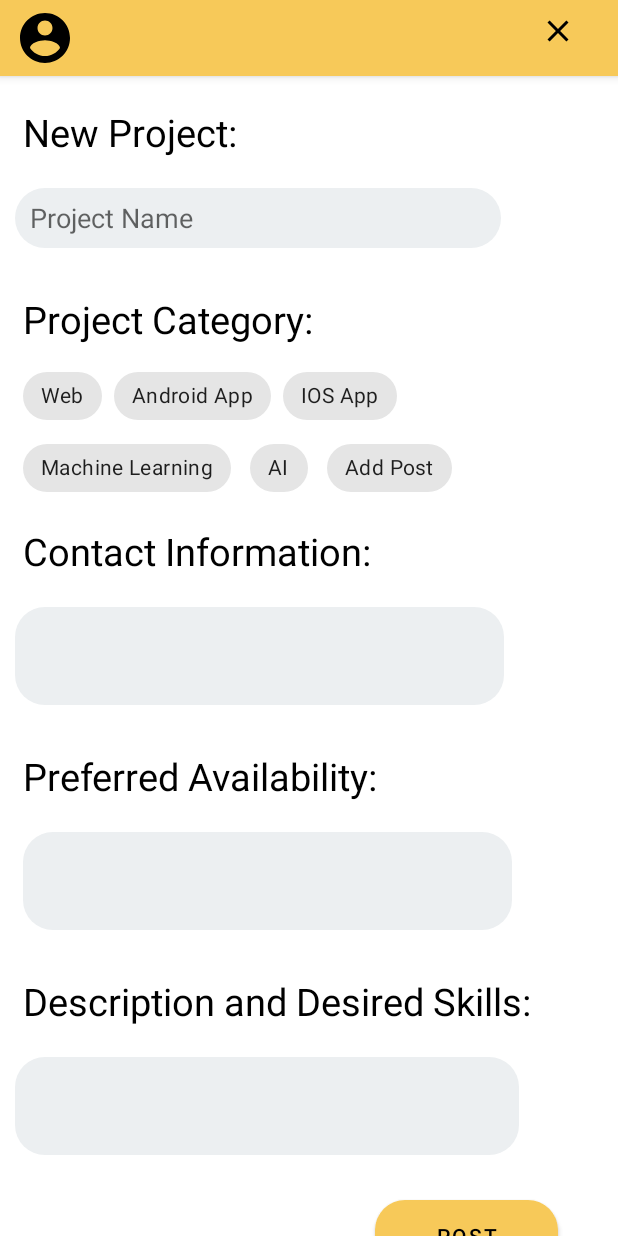
After one commit to HariSrinivasan14/Assembee, an Android app: the Add_Post screen opened directly, with no data from a screen before it, on a phone screen of 412 x 824 dp. The commit adds this screen. Run offline under Robolectric (Android 15) with nearby library versions, the phone set to English and light mode, and no system bars.

Commit message:
finished the UI for adding post

```diff
--- /dev/null
+++ b/Project/app/src/main/java/com/example/assembee/Add_Post.kt
@@ -0,0 +1,18 @@
+package com.example.assembee
+
+import android.os.Bundle
+import com.google.android.material.appbar.CollapsingToolbarLayout
+import com.google.android.material.floatingactionbutton.FloatingActionButton
+import com.google.android.material.snackbar.Snackbar
+import androidx.appcompat.app.AppCompatActivity
+
+class Add_Post : AppCompatActivity() {
+
+    override fun onCreate(savedInstanceState: Bundle?) {
+        super.onCreate(savedInstanceState)
+        setContentView(R.layout.activity_add__post)
+//        setSupportActionBar(findViewById(R.id.toolbar))
+//        findViewById<CollapsingToolbarLayout>(R.id.toolbar_layout).title = title
+
+    }
+}
--- a/Project/app/src/main/java/com/example/assembee/MainActivity.kt
+++ b/Project/app/src/main/java/com/example/assembee/MainActivity.kt
@@ -1,5 +1,6 @@
 package com.example.assembee
 
+import android.content.Intent
 import android.os.Bundle
 import com.google.android.material.floatingactionbutton.FloatingActionButton
 import com.google.android.material.snackbar.Snackbar
@@ -55,6 +56,12 @@ class MainActivity : AppCompatActivity() {
         setContentView(R.layout.activity_main)
         val bottom_nav: BottomNavigationView = findViewById(R.id.bottom_navigation)
         bottom_nav.setOnNavigationItemSelectedListener(mOnNavigationItemSelectedListener)
+
+        val button_add_post: ImageButton = findViewById(R.id.addpost)
+        button_add_post.setOnClickListener {
+            val intent = Intent(this, Add_Post :: class.java)
+            startActivity(intent)
+        }
     }
 
     override fun onCreateOptionsMenu(menu: Menu): Boolean {
--- /dev/null
+++ b/Project/app/src/main/java/com/example/assembee/newPosting.java
@@ -0,0 +1,4 @@
+package com.example.assembee;
+
+public class newPosting {
+}
--- /dev/null
+++ b/Project/app/src/main/res/drawable/buttonround.xml
@@ -0,0 +1,10 @@
+<selector xmlns:android="http://schemas.android.com/apk/res/android">
+    <item>
+        <shape android:shape="rectangle">
+            <solid android:color="@color/yellow"/>
+            <size android:width="10dp" android:height="30dp"/>
+            <corners android:radius="20dp"/>
+            <!--            <stroke android:color="#737373" android:width="1dp" />-->
+        </shape>
+    </item>
+</selector>
--- /dev/null
+++ b/Project/app/src/main/res/drawable/ic_cancel.xml
@@ -0,0 +1,10 @@
+<vector xmlns:android="http://schemas.android.com/apk/res/android"
+    android:width="24dp"
+    android:height="24dp"
+    android:viewportWidth="24"
+    android:viewportHeight="24"
+    android:tint="#000000">
+  <path
+      android:fillColor="@color/black"
+      android:pathData="M19,6.41L17.59,5 12,10.59 6.41,5 5,6.41 10.59,12 5,17.59 6.41,19 12,13.41 17.59,19 19,17.59 13.41,12 19,6.41z"/>
+</vector>
--- /dev/null
+++ b/Project/app/src/main/res/drawable/inputbox.xml
@@ -0,0 +1,10 @@
+<selector xmlns:android="http://schemas.android.com/apk/res/android">
+    <item>
+        <shape android:shape="rectangle">
+            <solid android:color="#eceff1"/>
+            <size android:width="10dp" android:height="40dp"/>
+            <corners android:radius="20dp"/>
+            <!--            <stroke android:color="#737373" android:width="1dp" />-->
+        </shape>
+    </item>
+</selector>
--- /dev/null
+++ b/Project/app/src/main/res/layout/activity_add__post.xml
@@ -0,0 +1,53 @@
+<?xml version="1.0" encoding="utf-8"?>
+<androidx.coordinatorlayout.widget.CoordinatorLayout xmlns:android="http://schemas.android.com/apk/res/android"
+    xmlns:app="http://schemas.android.com/apk/res-auto"
+    xmlns:tools="http://schemas.android.com/tools"
+    android:layout_width="match_parent"
+    android:layout_height="match_parent"
+    android:fitsSystemWindows="true"
+    tools:context=".Add_Post">
+
+    <include layout="@layout/content_scrolling" />
+
+    <com.google.android.material.appbar.AppBarLayout
+        android:id="@+id/app_bar"
+        android:layout_width="match_parent"
+        android:layout_height="wrap_content"
+        android:fitsSystemWindows="true"
+        android:theme="@style/Theme.Assembee.AppBarOverlay">
+
+        <LinearLayout
+            android:layout_width="match_parent"
+            android:layout_height="match_parent"
+            android:orientation="horizontal">
+
+            <ImageButton
+                android:id="@+id/profile"
+                android:layout_width="wrap_content"
+                android:layout_height="match_parent"
+                android:layout_gravity="center_vertical"
+                android:layout_marginStart="10dp"
+                android:layout_marginLeft="10dp"
+                android:layout_marginTop="5dp"
+                android:layout_marginBottom="5dp"
+                android:background="@null"
+                android:contentDescription="@string/Profile"
+                app:srcCompat="@drawable/ic_profile" />
+
+            <ImageButton
+                android:id="@+id/cancelpost"
+                android:layout_width="wrap_content"
+                android:layout_height="match_parent"
+                android:layout_gravity="end"
+                android:layout_marginStart="310dp"
+                android:layout_marginLeft="310dp"
+                android:layout_marginBottom="10dp"
+                android:background="@null"
+                android:contentDescription="@string/cancel_post"
+                app:srcCompat="@drawable/ic_cancel" />
+
+
+        </LinearLayout>
+    </com.google.android.material.appbar.AppBarLayout>
+
+</androidx.coordinatorlayout.widget.CoordinatorLayout>
--- /dev/null
+++ b/Project/app/src/main/res/layout/content_scrolling.xml
@@ -0,0 +1,240 @@
+<?xml version="1.0" encoding="utf-8"?>
+<androidx.core.widget.NestedScrollView xmlns:android="http://schemas.android.com/apk/res/android"
+    xmlns:app="http://schemas.android.com/apk/res-auto"
+    xmlns:tools="http://schemas.android.com/tools"
+    android:layout_width="match_parent"
+    android:layout_height="match_parent"
+    app:layout_behavior="@string/appbar_scrolling_view_behavior"
+    tools:context=".Add_Post"
+    tools:showIn="@layout/activity_add__post">
+
+    <LinearLayout
+        android:layout_width="match_parent"
+        android:layout_height="wrap_content"
+        android:orientation="vertical">
+
+        <TextView
+            android:id="@+id/NewProject"
+            android:layout_width="wrap_content"
+            android:layout_height="wrap_content"
+            android:layout_marginStart="15dp"
+            android:layout_marginLeft="15dp"
+            android:layout_marginTop="20dp"
+            android:layout_marginBottom="10dp"
+            android:textColor="@color/black"
+            android:text="@string/New_Post"
+            android:inputType="text"
+            android:textSize="25sp"
+            tools:ignore="TextViewEdits" />
+
+        <EditText
+            android:id="@+id/textProjectName"
+            android:layout_width="324dp"
+            android:layout_height="wrap_content"
+            android:layout_marginLeft="15dp"
+            android:layout_marginTop="10dp"
+            android:layout_marginBottom="10dp"
+            android:background="@drawable/inputbox"
+            android:ems="10"
+            android:hint="@string/Project_Name"
+            android:paddingLeft="15dp"
+            android:paddingRight="10dp"
+
+            android:autofillHints="@string/Project_Name"
+            android:paddingStart="10dp"
+            android:paddingEnd="10dp"
+            android:inputType="text"
+            android:layout_marginStart="10dp"
+            android:textColor="@color/black" />
+
+        <TextView
+            android:id="@+id/projectCategory"
+            android:layout_width="wrap_content"
+            android:layout_height="wrap_content"
+            android:layout_marginStart="15dp"
+            android:layout_marginLeft="15dp"
+            android:layout_marginTop="20dp"
+            android:layout_marginBottom="10dp"
+            android:text="@string/Project_Category"
+            android:textColor="@color/black"
+            android:textSize="25sp" />
+
+
+        <LinearLayout
+            android:layout_width="match_parent"
+            android:layout_height="match_parent"
+            android:orientation="horizontal"
+            android:layout_marginStart="15dp"
+            android:layout_marginLeft="15dp"
+            android:layout_marginEnd="15dp"
+            >
+
+            <com.google.android.material.chip.ChipGroup
+                android:layout_width="match_parent"
+                android:layout_height="90dp">
+
+                <com.google.android.material.chip.Chip
+                    android:id="@+id/chip_1"
+                    style="@style/Widget.MaterialComponents.Chip.Choice"
+                    android:layout_width="wrap_content"
+                    android:layout_height="wrap_content"
+                    android:checked="false"
+                    android:text="@string/Web" />
+
+                <com.google.android.material.chip.Chip
+                    android:id="@+id/chip_2"
+                    style="@style/Widget.MaterialComponents.Chip.Choice"
+                    android:layout_width="wrap_content"
+                    android:layout_height="wrap_content"
+                    android:checked="false"
+                    android:text="@string/Android_App" />
+
+                <com.google.android.material.chip.Chip
+                    android:id="@+id/chip_3"
+                    style="@style/Widget.MaterialComponents.Chip.Choice"
+                    android:layout_width="wrap_content"
+                    android:layout_height="wrap_content"
+                    android:checked="false"
+                    android:text="@string/IOS_app" />
+
+                <com.google.android.material.chip.Chip
+                    android:id="@+id/chip_4"
+                    style="@style/Widget.MaterialComponents.Chip.Choice"
+                    android:layout_width="wrap_content"
+                    android:layout_height="wrap_content"
+                    android:checked="false"
+                    android:text="@string/Machine_Learning" />
+
+                <com.google.android.material.chip.Chip
+                    android:id="@+id/chip_5"
+                    style="@style/Widget.MaterialComponents.Chip.Choice"
+                    android:layout_width="wrap_content"
+                    android:layout_height="wrap_content"
+                    android:checked="false"
+                    android:text="@string/AI" />
+
+                <com.google.android.material.chip.Chip
+                    android:id="@+id/chip_6"
+                    style="@style/Widget.MaterialComponents.Chip.Choice"
+                    android:layout_width="wrap_content"
+                    android:layout_height="wrap_content"
+                    android:checked="false"
+                    android:text="@string/Other" />
+
+            </com.google.android.material.chip.ChipGroup>
+
+        </LinearLayout>
+
+        <TextView
+            android:id="@+id/contactInformation"
+            android:layout_width="wrap_content"
+            android:layout_height="wrap_content"
+            android:layout_marginStart="15dp"
+            android:layout_marginLeft="15dp"
+            android:layout_marginTop="20dp"
+            android:layout_marginBottom="10dp"
+            android:text="@string/Contact_Information"
+            android:textColor="@color/black"
+            android:textSize="25sp" />
+
+        <EditText
+            android:id="@+id/textContactInformation"
+            android:layout_width="326dp"
+            android:layout_height="65dp"
+            android:layout_marginLeft="15dp"
+            android:layout_marginTop="10dp"
+            android:layout_marginBottom="10dp"
+            android:background="@drawable/inputbox"
+            android:ems="10"
+            android:gravity="start|top"
+            android:inputType="textMultiLine"
+            android:paddingLeft="15dp"
+            android:paddingTop="10dp"
+            android:paddingRight="10dp"
+            android:hint="@null"
+            android:autofillHints="@string/Project_Name"
+            android:paddingStart="15dp"
+            android:paddingEnd="10dp"
+            android:layout_marginStart="10dp"
+
+            />
+        <TextView
+            android:id="@+id/preferredAvailability"
+            android:layout_width="wrap_content"
+            android:layout_height="wrap_content"
+            android:layout_marginStart="15dp"
+            android:layout_marginLeft="15dp"
+            android:layout_marginTop="20dp"
+            android:layout_marginBottom="10dp"
+            android:text="@string/Preferred_Availabilty"
+            android:textColor="@color/black"
+            android:textSize="25sp" />
+        <EditText
+            android:id="@+id/textPreferredAvailability"
+            android:layout_width="326dp"
+            android:layout_height="65dp"
+            android:layout_marginStart="15dp"
+            android:layout_marginLeft="15dp"
+            android:layout_marginTop="10dp"
+            android:layout_marginBottom="10dp"
+            android:background="@drawable/inputbox"
+            android:ems="10"
+            android:gravity="start|top"
+            android:inputType="textMultiLine"
+            android:autofillHints="@string/Preferred_Availabilty"
+            android:paddingStart="15dp"
+            android:paddingLeft="15dp"
+            android:paddingTop="10dp"
+            android:paddingRight="10dp"
+            android:paddingEnd="10dp"
+            android:hint="@null"
+            />
+        <TextView
+            android:id="@+id/DD"
+            android:layout_width="wrap_content"
+            android:layout_height="wrap_content"
+            android:layout_marginStart="15dp"
+            android:layout_marginLeft="15dp"
+            android:layout_marginTop="20dp"
+            android:layout_marginBottom="10dp"
+            android:text="@string/DD"
+            android:textColor="@color/black"
+            android:textSize="25sp" />
+
+        <EditText
+            android:id="@+id/TextDD"
+            android:layout_width="336dp"
+            android:layout_height="65dp"
+            android:layout_marginStart="10dp"
+            android:layout_marginLeft="15dp"
+            android:layout_marginTop="10dp"
+            android:layout_marginBottom="10dp"
+            android:background="@drawable/inputbox"
+            android:ems="10"
+            android:gravity="start|top"
+            android:inputType="textMultiLine"
+            android:paddingStart="15dp"
+            android:paddingLeft="15dp"
+            android:paddingTop="10dp"
+            android:paddingRight="10dp"
+            android:paddingEnd="10dp"
+            android:hint="@null"
+            android:autofillHints="@string/DD"
+            />
+
+        <Button
+            android:id="@+id/postButton"
+            android:layout_width="match_parent"
+            android:layout_height="wrap_content"
+            android:layout_marginStart="250dp"
+            android:layout_marginLeft="250dp"
+            android:layout_marginTop="20dp"
+            android:layout_marginRight="40dp"
+            android:layout_marginEnd="40dp"
+            android:background="@drawable/buttonround"
+            android:text="@string/Post"
+            android:textColor="@color/black" />
+
+
+    </LinearLayout>
+</androidx.core.widget.NestedScrollView>
--- /dev/null
+++ b/Project/app/src/main/res/menu/menu_add__post.xml
@@ -0,0 +1,10 @@
+<menu xmlns:android="http://schemas.android.com/apk/res/android"
+    xmlns:app="http://schemas.android.com/apk/res-auto"
+    xmlns:tools="http://schemas.android.com/tools"
+    tools:context="com.example.assembee.Add_Post">
+    <item
+        android:id="@+id/action_settings"
+        android:orderInCategory="100"
+        android:title="@string/action_settings"
+        app:showAsAction="never" />
+</menu>
--- a/Project/app/src/main/res/values/strings.xml
+++ b/Project/app/src/main/res/values/strings.xml
@@ -12,4 +12,24 @@
     <string name="hello_second_fragment">Hello second fragment. Arg: %1$s</string>
     <string name="hello_blank_fragment">Hello blank fragment</string>
     <string name="title_activity_new_posting">Hello blank fragment</string>
+    <string name="New_Post">New Project:</string>
+    <string name="Project_Category">Project Category:</string>
+    <string name="Contact_Information">Contact Information:</string>
+    <string name="Preferred_Availabilty">Preferred Availability:</string>
+    <string name="DD">Description and Desired Skills:</string>
+    <string name="Post">Post</string>
+    <string name="Project_Name">Project Name</string>
+    <string name="Profile">Profile button</string>
+    <string name="add_post">Add Post</string>
+    <string name="title_activity_add__post">title_activity_add__post</string>
+    <string name="cancel_post">cancel post</string>
+
+    <string name="Web">Web</string>
+    <string name="Android_App">Android App</string>
+    <string name="IOS_app">IOS App</string>
+    <string name="Machine_Learning">Machine Learning</string>
+    <string name="AI">AI</string>
+    <string name="Other">Add Post</string>
+
+
 </resources>
```
Also changed, not shown: Project/app/src/main/AndroidManifest.xml (+9 -3 lines), Project/app/src/main/res/mipmap-xhdpi/logo.png (added), Project/app/src/main/res/mipmap-xhdpi/logo_transparent.png (added).
